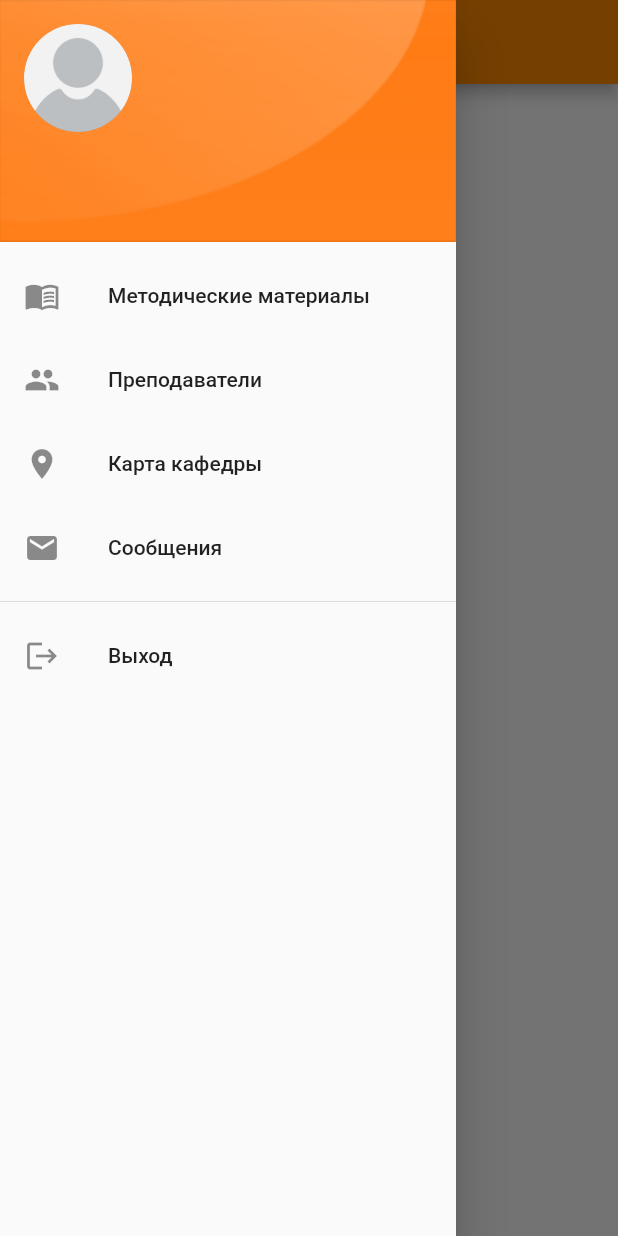
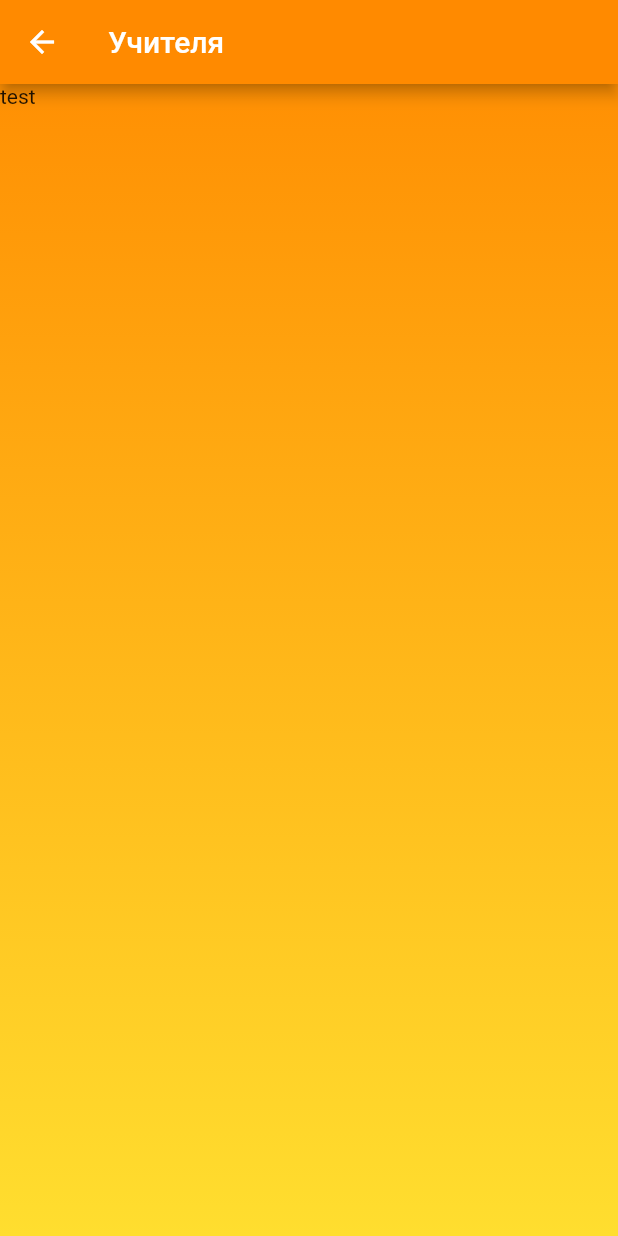
Before and after one commit to karim3487/mobile_app, a Flutter app: the HomePage screen opened by its route, in the side drawer, after a tap on "Преподаватели", on a phone screen of 412 x 824 dp. Run offline on Flutter 3.47's test engine with Material 2 defaults, Android fonts, the phone set to English and light mode, and no system bars; our stand-ins replace another_flushbar, dio, flutter_mobx, get_it, mobx, shared_preferences; accounts and stored records are empty; generated files the repository leaves out were written again; network calls fail.

Commit message:
Add teachers page. Add API for it

```diff
--- /dev/null
+++ b/lib/data/api/apis/teachers/teacher_api.dart
@@ -0,0 +1,21 @@
+import '../../../../models/teacher_list.dart';
+import '../../api_client.dart';
+import '../../constants/endpoints.dart';
+
+class TeacherApi {
+  // apiClient instance
+  final DioClient _apiClient;
+
+  // constructor
+  TeacherApi(this._apiClient);
+
+  Future<TeacherList> getTeachers() async {
+    try {
+      final res = await _apiClient.get(Endpoints.getTeachers);
+      return TeacherList.fromJson(res);
+    } catch (e) {
+      print(e.toString());
+      throw e;
+    }
+  }
+}
--- a/lib/data/api/constants/endpoints.dart
+++ b/lib/data/api/constants/endpoints.dart
@@ -10,8 +10,11 @@ class Endpoints {
   // connectTimeout
   static const int connectionTimeout = 30000;
 
-  // booking endpoints
+  // ads endpoints
   static const String getAds = "$baseUrl/ads";
+
+  // teachers endpoints
+  static const String getTeachers = "$baseUrl/teachers";
 
   // login endpoints
   static const String loginWithEmail = "$baseUrl/auth/login/";
--- a/lib/data/repository.dart
+++ b/lib/data/repository.dart
@@ -1,10 +1,13 @@
 import 'dart:async';
+
+import 'package:mobile_app/models/teacher_list.dart';
 
 import 'api/apis/ads/ad_api.dart';
 import 'api/apis/auth/auth_api.dart';
 import '../../data/sharedpref/shared_preference_helper.dart';
 import '../../models/user.dart';
 import '../models/ad_list.dart';
+import 'api/apis/teachers/teacher_api.dart';
 
 class Repository {
   // shared pref object
@@ -13,14 +16,23 @@ class Repository {
   // api object
   final AuthApi _authApi;
   final AdApi _adApi;
+  final TeacherApi _teacherApi;
 
   // constructor
-  Repository(this._sharedPrefsHelper, this._authApi, this._adApi);
+  Repository(
+      this._sharedPrefsHelper, this._authApi, this._adApi, this._teacherApi);
 
   // Ad: ---------------------------------------------------------------------
   Future<AdList> getAds() async {
     return await _adApi.getAds().then((adsList) {
       return adsList;
+    }).catchError((error) => throw error);
+  }
+
+  // Teacher: ----------------------------------------------------------------
+  Future<TeacherList> getTeachers() async {
+    return await _teacherApi.getTeachers().then((teacherList) {
+      return teacherList;
     }).catchError((error) => throw error);
   }
 
--- a/lib/di/locator.dart
+++ b/lib/di/locator.dart
@@ -1,6 +1,8 @@
 import 'package:dio/dio.dart';
 import 'package:get_it/get_it.dart';
+import 'package:mobile_app/data/api/apis/teachers/teacher_api.dart';
 import 'package:shared_preferences/shared_preferences.dart';
+import '../stores/teacher/teacher_store.dart';
 import '../stores/user/user_store.dart';
 import 'modules/NetworkModule.dart';
 import '../data/api/api_client.dart';
@@ -29,16 +31,19 @@ Future<void> setupLocator() async {
   locator.registerSingleton(RestClient());
   locator.registerSingleton(AdApi(locator<DioClient>()));
   locator.registerSingleton(AuthApi(locator<DioClient>()));
+  locator.registerSingleton(TeacherApi(locator<DioClient>()));
 
   // repository:----------------------------------------------------------------
   locator.registerSingleton(Repository(
     locator<SharedPreferenceHelper>(),
     locator<AuthApi>(),
     locator<AdApi>(),
+    locator<TeacherApi>(),
   ));
 
   // stores:--------------------------------------------------------------------
   locator.registerSingleton(AuthStore(locator<Repository>()));
   locator.registerSingleton(UserStore(locator<Repository>()));
   locator.registerSingleton(HomeStore(locator<Repository>()));
+  locator.registerSingleton(TeacherStore(locator<Repository>()));
 }
--- /dev/null
+++ b/lib/models/teacher.dart
@@ -0,0 +1,24 @@
+import 'user.dart';
+
+class Teacher {
+  final int id;
+  final String fullName;
+  final String jobTitle;
+  final String imgUrl;
+
+  Teacher({
+    required this.id,
+    required this.fullName,
+    required this.jobTitle,
+    required this.imgUrl,
+  });
+
+  factory Teacher.fromJson(Map<String, dynamic> json) {
+    return Teacher(
+      id: json['id'],
+      fullName: json['full_name'],
+      jobTitle: json['job_title'],
+      imgUrl: json['image'],
+    );
+  }
+}
--- /dev/null
+++ b/lib/models/teacher_list.dart
@@ -0,0 +1,18 @@
+import 'package:mobile_app/models/teacher.dart';
+
+class TeacherList {
+  final List<Teacher>? teachers;
+
+  TeacherList({
+    this.teachers,
+  });
+
+  factory TeacherList.fromJson(List<dynamic> json) {
+    List<Teacher> teachers = <Teacher>[];
+    teachers = json.map((teacher) => Teacher.fromJson(teacher)).toList();
+
+    return TeacherList(
+      teachers: teachers,
+    );
+  }
+}
--- a/lib/ui/main_ui.dart
+++ b/lib/ui/main_ui.dart
@@ -2,6 +2,7 @@ import 'package:flutter/material.dart';
 import 'package:flutter_mobx/flutter_mobx.dart';
 import 'package:provider/provider.dart';
 
+import '../stores/teacher/teacher_store.dart';
 import '../stores/user/user_store.dart';
 import '../ui/auth/auth_page.dart';
 import '../data/repository.dart';
@@ -22,6 +23,7 @@ class MobileApp extends StatelessWidget {
   final AuthStore _authStore = AuthStore(locator<Repository>());
   final UserStore _userStore = UserStore(locator<Repository>());
   final HomeStore _homeStore = HomeStore(locator<Repository>());
+  final TeacherStore _teacherStore = TeacherStore(locator<Repository>());
 
   MobileApp({super.key});
 
@@ -32,6 +34,7 @@ class MobileApp extends StatelessWidget {
         Provider<AuthStore>(create: (_) => _authStore),
         Provider<UserStore>(create: (_) => _userStore),
         Provider<HomeStore>(create: (_) => _homeStore),
+        Provider<TeacherStore>(create: (_) => _teacherStore),
       ],
       child: Observer(
         name: 'global-observer',
--- /dev/null
+++ b/lib/ui/teacher/teacher_page.dart
@@ -0,0 +1,61 @@
+import 'package:flutter/cupertino.dart';
+import 'package:flutter/material.dart';
+import 'package:mobile_app/stores/teacher/teacher_store.dart';
+import 'package:provider/provider.dart';
+
+import '../../shared/colors.dart';
+import '../../widgets/navbar.dart';
+
+class TeacherPage extends StatefulWidget {
+  const TeacherPage({super.key});
+
+  @override
+  State<TeacherPage> createState() => _TeacherPageState();
+}
+
+class _TeacherPageState extends State<TeacherPage> {
+  late TeacherStore _store;
+
+  @override
+  void initState() {
+    super.initState();
+  }
+
+  @override
+  void didChangeDependencies() {
+    super.didChangeDependencies();
+
+    // initializing stores
+    _store = Provider.of<TeacherStore>(context);
+
+    // check to see if already called api
+    if (!_store.loading) {
+      _store.getTeachers();
+    }
+  }
+
+  @override
+  Widget build(BuildContext context) {
+    return Container(
+      decoration: const BoxDecoration(gradient: GradientBd.gradient),
+      child: Scaffold(
+        drawer: const NavBar(),
+        appBar: AppBar(
+          title: const Text("Учителя"),
+          leading: IconButton(
+            icon: Icon(Icons.arrow_back),
+            onPressed: () {
+              Navigator.of(context).pop();
+            },
+          ),
+        ),
+        body: _buildBody(),
+      ),
+    );
+  }
+
+  _buildBody() {
+    return Text("test");
+    // return Text(_store.teacherList!.teachers![0].fullName);
+  }
+}
--- a/lib/utils/routes.dart
+++ b/lib/utils/routes.dart
@@ -2,18 +2,21 @@ import 'package:flutter/cupertino.dart';
 import 'package:mobile_app/ui/home/home_page.dart';
 
 import '../ui/auth/auth_page.dart';
+import '../ui/teacher/teacher_page.dart';
 
 class Routes {
   Routes._();
 
   //static variables
-  static const String splash = '/splash';
+  // static const String splash = '/splash';
   static const String login = '/login';
   static const String home = '/home';
+  static const String teachers = '/teacher';
 
   static final routes = <String, WidgetBuilder>{
     // splash: (BuildContext context) => SplashScreen(),
     login: (BuildContext context) => AuthPage(),
     home: (BuildContext context) => const HomePage(),
+    teachers: (BuildContext context) => const TeacherPage(),
   };
 }
--- a/lib/widgets/navbar.dart
+++ b/lib/widgets/navbar.dart
@@ -63,7 +63,9 @@ class _NavBarState extends State<NavBar> {
             ListTile(
               leading: const Icon(Icons.group),
               title: const Text("Преподаватели"),
-              onTap: () => print('Преподы'),
+              onTap: () {
+                Navigator.pushNamed(context, Routes.teachers);
+              },
             ),
             ListTile(
               leading: const Icon(Icons.location_on_sharp),
```
Also changed, not shown: lib/stores/teacher/teacher_store.dart (added, +50 -0 lines), lib/stores/teacher/teacher_store.g.dart (added).
